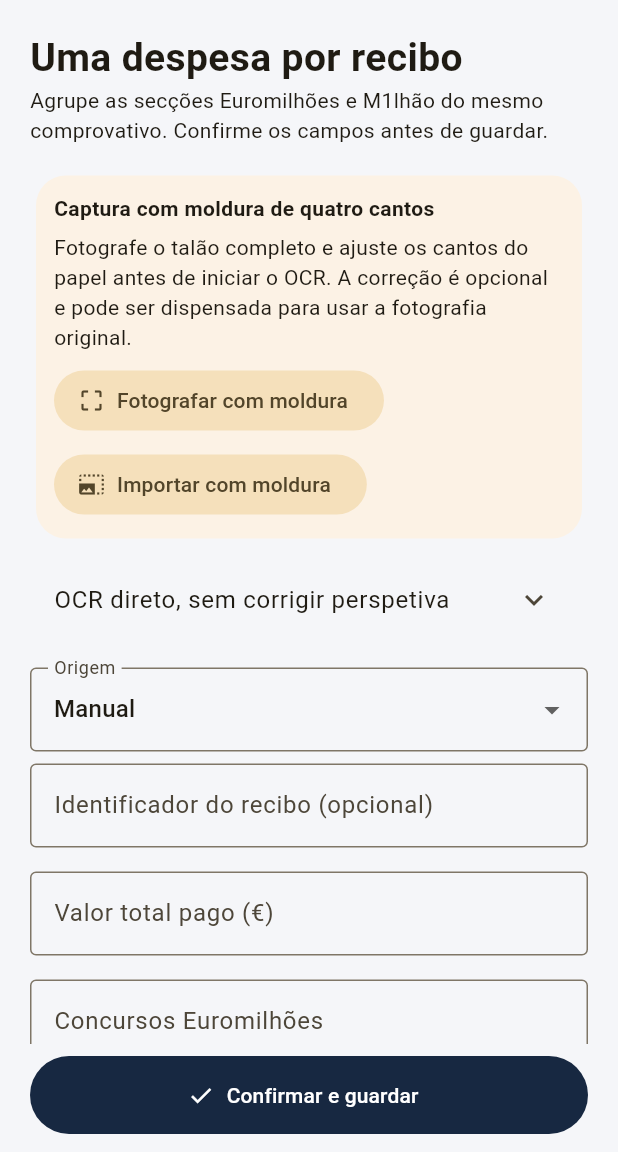
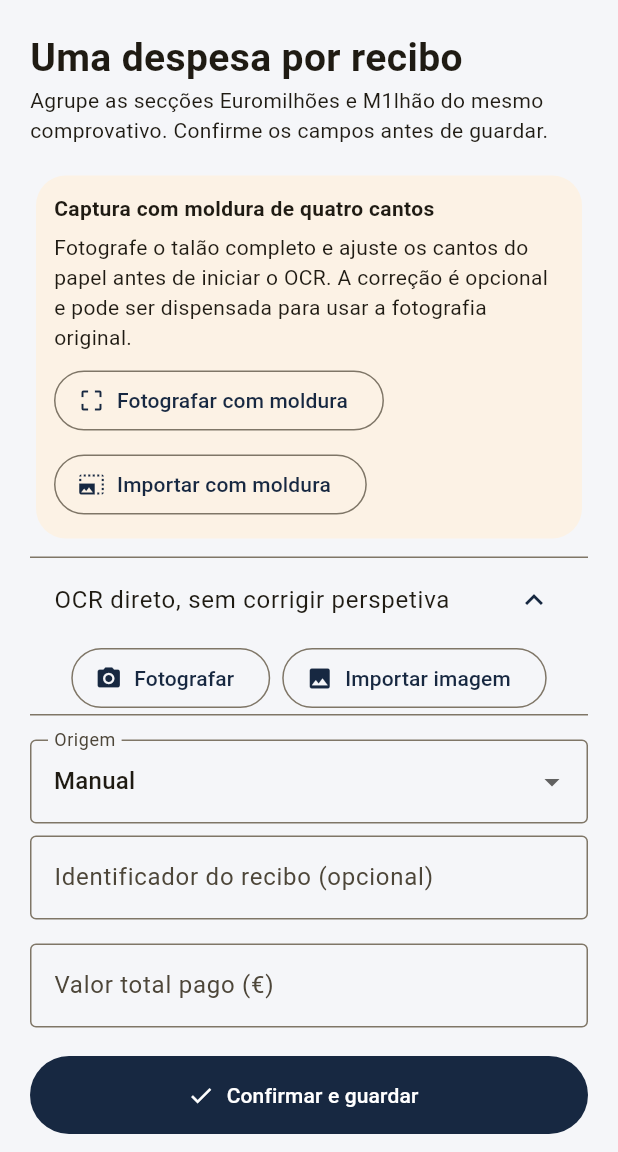
Before and after one commit to GilPereiraPT/LuckyScan50, a Flutter app: the AddReceipt screen opened by its route, on a phone screen of 412 x 824 dp, the part 84-1236 px from its top. Run offline on Flutter 3.47's test engine with Material 3 defaults, Android fonts, the phone set to English and light mode, and no system bars; our stand-ins replace file_picker, flutter_riverpod, go_router, image_picker, share_plus, sqflite; missing offline and left inert: cryptography, google_mlkit_text_recognition; accounts and stored records are empty.

Commit message:
fix(ui): retain visible original OCR actions and one primary confirmation button

```diff
--- a/app/lib/main.dart
+++ b/app/lib/main.dart
@@ -1113,14 +1113,14 @@ class _AddReceiptState extends ConsumerState<AddReceipt> {
                       spacing: 8,
                       runSpacing: 8,
                       children: [
-                        FilledButton.tonalIcon(
+                        OutlinedButton.icon(
                           onPressed: busy || saving
                               ? null
                               : () => scan(ImageSource.camera, guided: true),
                           icon: const Icon(Icons.crop_free),
                           label: const Text('Fotografar com moldura'),
                         ),
-                        FilledButton.tonalIcon(
+                        OutlinedButton.icon(
                           onPressed: busy || saving
                               ? null
                               : () => scan(ImageSource.gallery, guided: true),
@@ -1135,6 +1135,7 @@ class _AddReceiptState extends ConsumerState<AddReceipt> {
             ),
             const SizedBox(height: 8),
             ExpansionTile(
+              initiallyExpanded: true,
               title: const Text('OCR direto, sem corrigir perspetiva'),
               children: [
                 Wrap(
```
